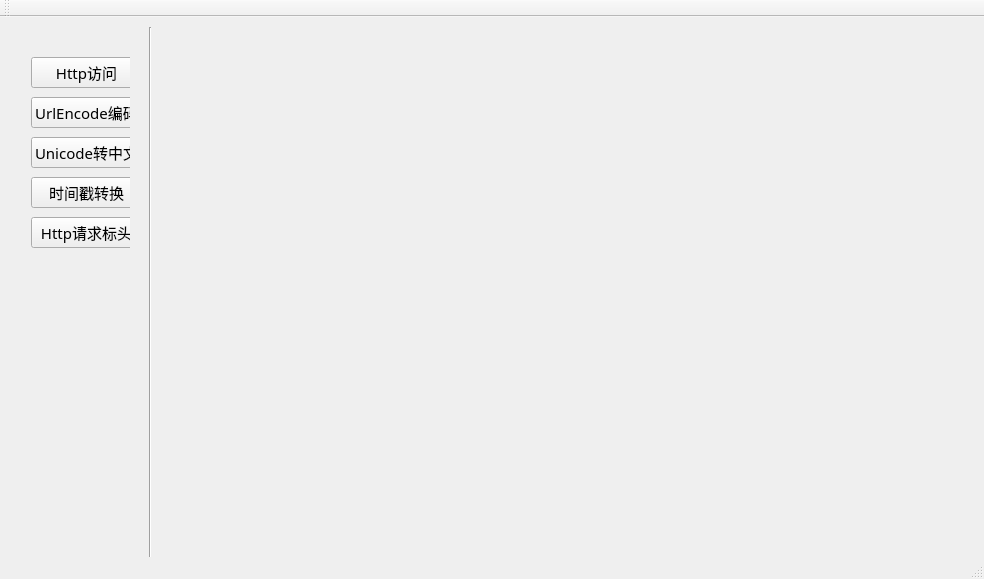
First picture: the form in UnifiedTools/mainwindow.ui, repository frontier-zh/Zhro, before the edit.
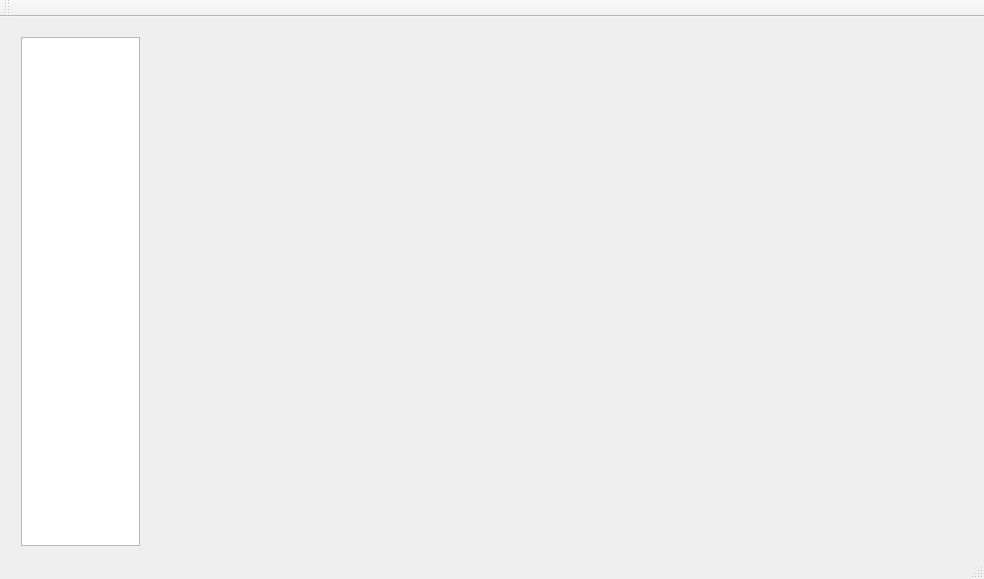
Second picture: the form after the edit.

```diff
--- a/UnifiedTools/mainwindow.ui
+++ b/UnifiedTools/mainwindow.ui
@@ -23,6 +23,18 @@
    <string notr="true"/>
   </property>
   <widget class="QWidget" name="centralWidget">
+   <property name="styleSheet">
+    <string notr="true">QWidget.bgw{
+	border-right:1px solid rgb(170,170,170);
+	background:qlineargradient(spread:reflect,
+		x1:0,y1:0,x2:1,y2:0,
+		stop:0 rgba(70,70,70,255),
+		stop:1 rgba(150,150,150,255));
+}</string>
+   </property>
+   <property name="class" stdset="0">
+    <string>bgw</string>
+   </property>
    <widget class="QWidget" name="horizontalLayoutWidget_2">
     <property name="geometry">
      <rect>
@@ -39,167 +51,16 @@
      <rect>
       <x>10</x>
       <y>9</y>
-      <width>131</width>
+      <width>141</width>
       <height>531</height>
      </rect>
     </property>
     <layout class="QVBoxLayout" name="verticalLayout">
      <item>
-      <widget class="QWidget" name="widget" native="true">
-       <property name="sizePolicy">
-        <sizepolicy hsizetype="Expanding" vsizetype="Expanding">
-         <horstretch>0</horstretch>
-         <verstretch>0</verstretch>
-        </sizepolicy>
-       </property>
-       <widget class="QPushButton" name="button">
-        <property name="geometry">
-         <rect>
-          <x>10</x>
-          <y>20</y>
-          <width>111</width>
-          <height>31</height>
-         </rect>
-        </property>
-        <property name="sizePolicy">
-         <sizepolicy hsizetype="Expanding" vsizetype="Expanding">
-          <horstretch>0</horstretch>
-          <verstretch>0</verstretch>
-         </sizepolicy>
-        </property>
-        <property name="font">
-         <font>
-          <family>楷体</family>
-          <pointsize>11</pointsize>
-         </font>
-        </property>
-        <property name="text">
-         <string>Http访问</string>
-        </property>
-       </widget>
-       <widget class="QPushButton" name="button2">
-        <property name="geometry">
-         <rect>
-          <x>10</x>
-          <y>60</y>
-          <width>111</width>
-          <height>31</height>
-         </rect>
-        </property>
-        <property name="sizePolicy">
-         <sizepolicy hsizetype="Expanding" vsizetype="Expanding">
-          <horstretch>0</horstretch>
-          <verstretch>0</verstretch>
-         </sizepolicy>
-        </property>
-        <property name="font">
-         <font>
-          <family>楷体</family>
-          <pointsize>11</pointsize>
-         </font>
-        </property>
-        <property name="text">
-         <string>UrlEncode编码</string>
-        </property>
-       </widget>
-       <widget class="QPushButton" name="button3">
-        <property name="geometry">
-         <rect>
-          <x>10</x>
-          <y>100</y>
-          <width>111</width>
-          <height>31</height>
-         </rect>
-        </property>
-        <property name="sizePolicy">
-         <sizepolicy hsizetype="Expanding" vsizetype="Expanding">
-          <horstretch>0</horstretch>
-          <verstretch>0</verstretch>
-         </sizepolicy>
-        </property>
-        <property name="font">
-         <font>
-          <family>楷体</family>
-          <pointsize>11</pointsize>
-         </font>
-        </property>
-        <property name="text">
-         <string>Unicode转中文</string>
-        </property>
-       </widget>
-       <widget class="QPushButton" name="button4">
-        <property name="geometry">
-         <rect>
-          <x>10</x>
-          <y>140</y>
-          <width>111</width>
-          <height>31</height>
-         </rect>
-        </property>
-        <property name="sizePolicy">
-         <sizepolicy hsizetype="Expanding" vsizetype="Expanding">
-          <horstretch>0</horstretch>
-          <verstretch>0</verstretch>
-         </sizepolicy>
-        </property>
-        <property name="font">
-         <font>
-          <family>楷体</family>
-          <pointsize>11</pointsize>
-         </font>
-        </property>
-        <property name="text">
-         <string>时间戳转换</string>
-        </property>
-       </widget>
-       <widget class="QPushButton" name="button5">
-        <property name="geometry">
-         <rect>
-          <x>10</x>
-          <y>180</y>
-          <width>111</width>
-          <height>31</height>
-         </rect>
-        </property>
-        <property name="sizePolicy">
-         <sizepolicy hsizetype="Expanding" vsizetype="Expanding">
-          <horstretch>0</horstretch>
-          <verstretch>0</verstretch>
-         </sizepolicy>
-        </property>
-        <property name="font">
-         <font>
-          <family>楷体</family>
-          <pointsize>11</pointsize>
-         </font>
-        </property>
-        <property name="text">
-         <string>Http请求标头</string>
-        </property>
-       </widget>
-      </widget>
+      <widget class="QListWidget" name="listWidget"/>
      </item>
     </layout>
    </widget>
-   <widget class="Line" name="line">
-    <property name="geometry">
-     <rect>
-      <x>130</x>
-      <y>10</y>
-      <width>41</width>
-      <height>531</height>
-     </rect>
-    </property>
-    <property name="font">
-     <font>
-      <family>楷体</family>
-      <pointsize>14</pointsize>
-     </font>
-    </property>
-    <property name="orientation">
-     <enum>Qt::Vertical</enum>
-    </property>
-   </widget>
   </widget>
   <widget class="QMenuBar" name="menuBar">
    <property name="geometry">
```
Left out of the diff: 3 changed lines with no effect on the pictures.
